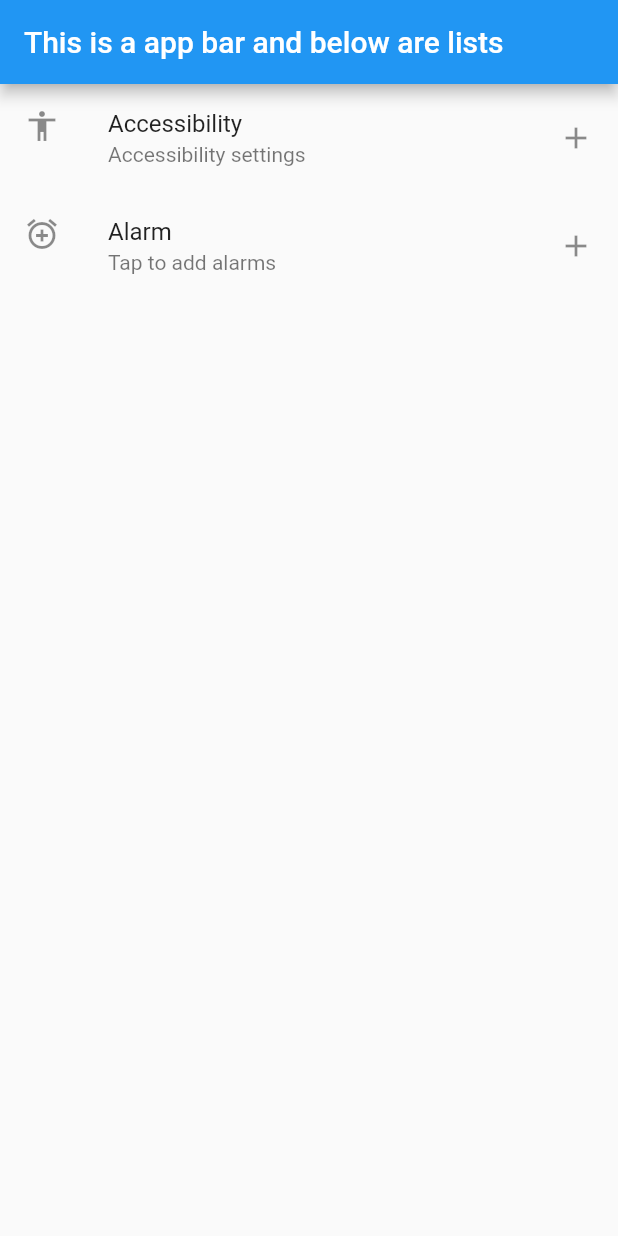
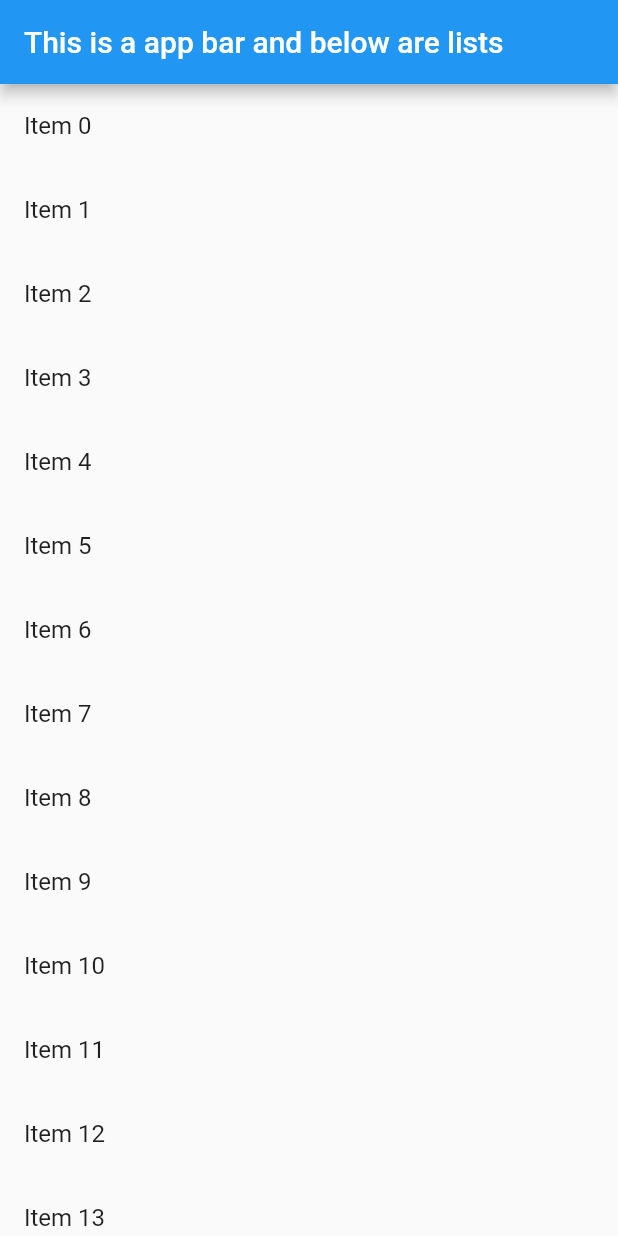
Before and after one commit to saivishnu725/saivishnu_app, a Flutter app: the screen it shows after launch, on a phone screen of 412 x 824 dp. Run offline on Flutter 3.47's test engine with Material 2 defaults, Android fonts, the phone set to English and light mode, and no system bars.

Commit message:
LongList with 100 items but with a problem where "item 100 dhows a error"

```diff
--- a/lib/main.dart
+++ b/lib/main.dart
@@ -1,5 +1,5 @@
 import 'package:flutter/material.dart';
-import './screens/home.dart ';
+import 'package:saivishnu_app/screens/home.dart';
 void main()
 {
   runApp(MaterialApp(
@@ -14,26 +14,23 @@ void main()
   )
   );
 }
+
+List<String> getElements()
+{
+  var items = List<String>.generate(100, (index) => "Item $index");
+  return items;
+}
+
 Widget getList()
 {
-  var listview = ListView(
-    children:
-    [
-      ListTile(
-        leading: Icon(Icons.accessibility),
-        title: Text('Accessibility'),
-        subtitle: Text('Accessibility settings'),
-        trailing: Icon(Icons.add),
-      ),
-      ListTile(
-          leading: Icon(Icons.add_alarm),
-          title: Text('Alarm'),
-          subtitle: Text('Tap to add alarms'),
-          trailing: Icon(Icons.add),
-        ),
-
-    ],
-
-      );
+  var listitems = getElements();
+  var listview = ListView.builder(
+      itemBuilder: (context,index)
+      {
+        return ListTile(
+          title: Text(listitems[index]),
+        );
+      }
+  );
   return listview;
 }
```
